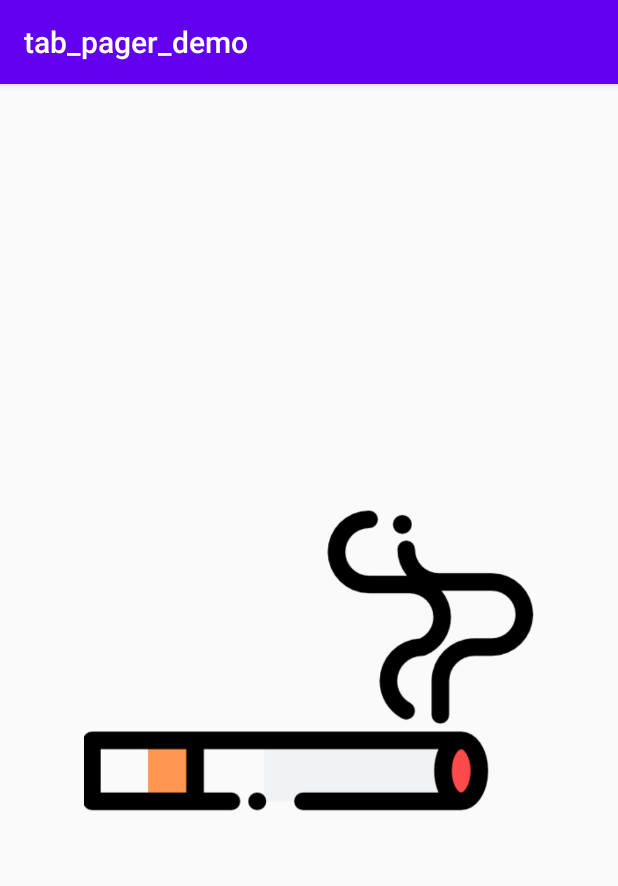
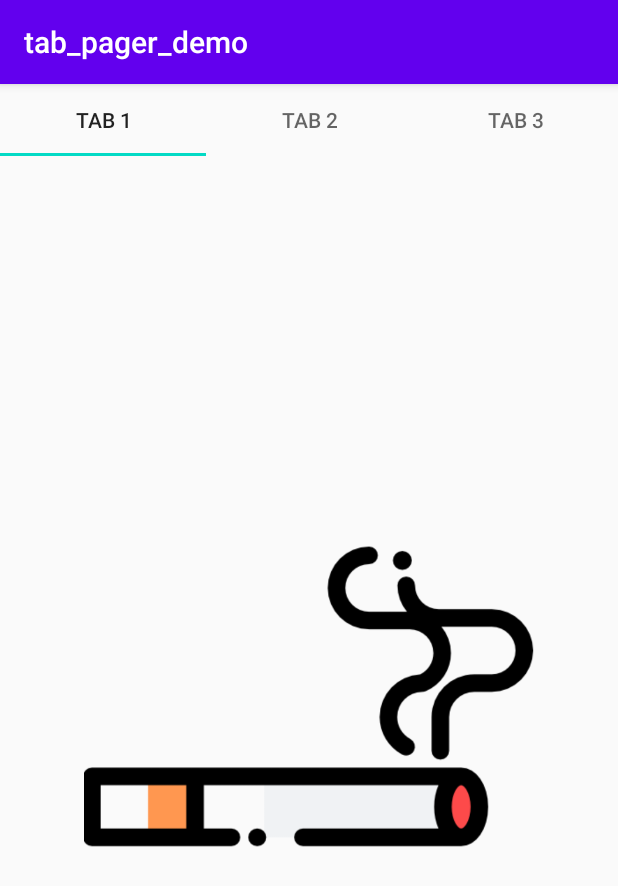
Before and after one commit to junmin-Chang/Viewpager2_example, an Android app: the screen it shows after launch (MainActivity), on a phone screen of 412 x 824 dp. Shown: the top 886 px of the screen. Run offline under Robolectric (Android 15) with nearby library versions, the phone set to English and light mode, and no system bars.

Commit message:
with_tabLayout

```diff
--- a/app/build.gradle
+++ b/app/build.gradle
@@ -34,5 +34,6 @@ dependencies {
     testImplementation 'junit:junit:4.12'
     androidTestImplementation 'androidx.test.ext:junit:1.1.1'
     androidTestImplementation 'androidx.test.espresso:espresso-core:3.2.0'
+    implementation 'com.google.android.material:material:1.3.0-alpha02'
 
 }
--- a/app/src/main/java/com/chjm/tab_pager_demo/MainActivity.kt
+++ b/app/src/main/java/com/chjm/tab_pager_demo/MainActivity.kt
@@ -2,8 +2,11 @@ package com.chjm.tab_pager_demo
 
 import androidx.appcompat.app.AppCompatActivity
 import android.os.Bundle
+import android.widget.Toast
 import androidx.viewpager.widget.ViewPager
 import androidx.viewpager2.widget.ViewPager2
+import com.google.android.material.tabs.TabLayout
+import com.google.android.material.tabs.TabLayoutMediator
 import kotlinx.android.synthetic.main.activity_main.*
 
 class MainActivity : AppCompatActivity() {
@@ -21,6 +24,30 @@ class MainActivity : AppCompatActivity() {
         viewPager.adapter = adapter
 
 
+        TabLayoutMediator(tabLayout, viewPager) { tab, position ->
+            tab.text = "Tab ${position + 1}"
+        }.attach()
+
+
+
+        tabLayout.addOnTabSelectedListener(object : TabLayout.OnTabSelectedListener {
+            override fun onTabReselected(tab: TabLayout.Tab?) {
+                Toast.makeText(this@MainActivity, "Reselected ${tab?.text}", Toast.LENGTH_SHORT).show()
+
+
+            }
+
+            override fun onTabUnselected(tab: TabLayout.Tab?) {
+                Toast.makeText(this@MainActivity, "Unselected ${tab?.text}", Toast.LENGTH_SHORT).show()
+
+            }
+
+            override fun onTabSelected(tab: TabLayout.Tab?) {
+                Toast.makeText(this@MainActivity, "Selected ${tab?.text}", Toast.LENGTH_SHORT).show()
+            }
+        })
+
+
 
     }
 }
--- a/app/src/main/res/layout/activity_main.xml
+++ b/app/src/main/res/layout/activity_main.xml
@@ -1,20 +1,22 @@
 <?xml version="1.0" encoding="utf-8"?>
-<androidx.constraintlayout.widget.ConstraintLayout xmlns:android="http://schemas.android.com/apk/res/android"
+<LinearLayout xmlns:android="http://schemas.android.com/apk/res/android"
     xmlns:app="http://schemas.android.com/apk/res-auto"
     xmlns:tools="http://schemas.android.com/tools"
     android:layout_width="match_parent"
     android:layout_height="match_parent"
-    tools:context=".MainActivity">
+    tools:context=".MainActivity"
+    android:orientation="vertical">
+
+
+<com.google.android.material.tabs.TabLayout
+    android:id="@+id/tabLayout"
+    android:layout_width="match_parent"
+    android:layout_height="wrap_content"/>
 
     <androidx.viewpager2.widget.ViewPager2
         android:id="@+id/viewPager"
         android:layout_width="match_parent"
-        android:layout_height="match_parent"
-        app:layout_constraintBottom_toBottomOf="parent"
-        app:layout_constraintEnd_toEndOf="parent"
-        app:layout_constraintHorizontal_bias="0.5"
-        app:layout_constraintStart_toStartOf="parent"
-        app:layout_constraintTop_toTopOf="parent" />
+        android:layout_height="match_parent"/>
 
 
-</androidx.constraintlayout.widget.ConstraintLayout>
+</LinearLayout>
```
